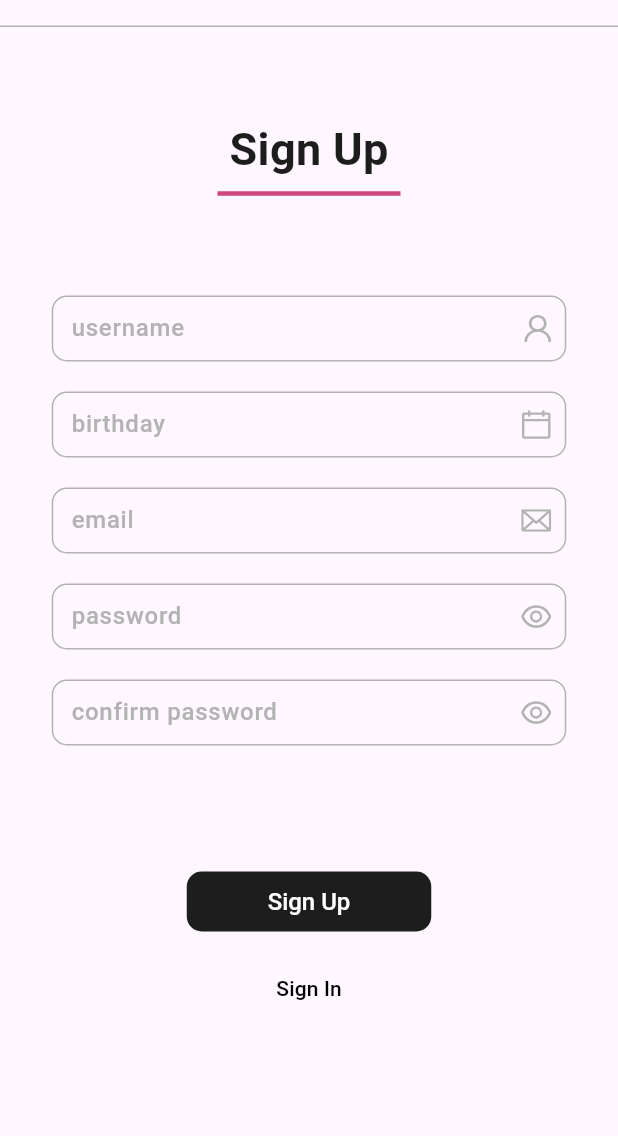
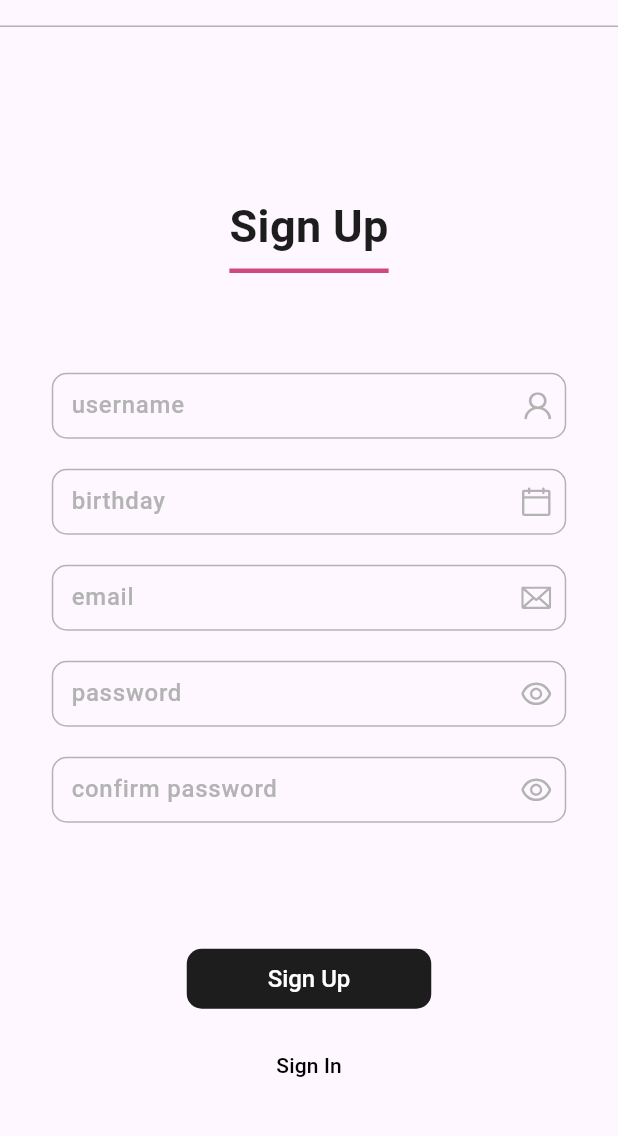
Before and after one commit to bekoe1/Gallery_WA, a Flutter app: the screen it shows after launch, after a tap on "Create an account", on a phone screen of 412 x 824 dp, the part 57-1193 px from its top. Run offline on Flutter 3.47's test engine with Material 3 defaults, Android fonts, the phone set to English and light mode, and no system bars; our stand-ins replace auto_route, dio, flutter_bloc, flutter_secure_storage, flutter_svg, freezed_annotation and 2 more; generated files the repository leaves out were written again.

Commit message:
#51928 | 3. Реализация флоу Авторизация(routing errors fixed)

```diff
--- a/lib/features/onboarding_feature/screens/initial/auth_initial_screen.dart
+++ b/lib/features/onboarding_feature/screens/initial/auth_initial_screen.dart
@@ -8,6 +8,7 @@ class AuthInitialScreen extends StatelessWidget {
   Widget build(BuildContext context) {
     return Scaffold(
       body: Column(
+        crossAxisAlignment: CrossAxisAlignment.center,
         children: [
           const SizedBox(height: 170),
           Center(
@@ -18,9 +19,11 @@ class AuthInitialScreen extends StatelessWidget {
             ),
           ),
           const SizedBox(height: 36),
-          Text(
-            context.localization.welcomeText,
-            style: AppTextStyles.h1,
+          Center(
+            child: Text(
+              context.localization.welcomeText,
+              style: AppTextStyles.h1,
+            ),
           ),
           const SizedBox(height: 80),
           SizedBox(
--- a/lib/features/sign_in_feature/screens/sign_in_screen.dart
+++ b/lib/features/sign_in_feature/screens/sign_in_screen.dart
@@ -49,7 +49,9 @@ class _SignInScreenState extends State<SignInScreen> {
       },
       builder: (context, state) {
         return Scaffold(
-          appBar: const AuthAppBar(),
+          appBar: const AuthAppBar(
+            pageToPop: AuthInitialRoute(),
+          ),
           body: SingleChildScrollView(
             keyboardDismissBehavior: ScrollViewKeyboardDismissBehavior.onDrag,
             child: Column(
@@ -103,8 +105,10 @@ class _SignInScreenState extends State<SignInScreen> {
                 ),
                 Padding(
                   padding: const EdgeInsets.only(top: 40),
-                  child: SizedBox(
-                    width: 163,
+                  child: Container(
+                    constraints: const BoxConstraints(
+                      minWidth: 163,
+                    ),
                     child: UiKitFilledButton(
                       isLoading: state.status.isLoading(),
                       text: context.localization.signIn,
@@ -119,8 +123,10 @@ class _SignInScreenState extends State<SignInScreen> {
                     ),
                   ),
                 ),
-                SizedBox(
-                  width: 163,
+                Container(
+                  constraints: const BoxConstraints(
+                    minWidth: 163,
+                  ),
                   child: UiKitTextButton(
                     isLoading: state.status.isLoading(),
                     text: context.localization.signUp,
--- a/lib/features/sign_up_feature/screens/sign_up_screen.dart
+++ b/lib/features/sign_up_feature/screens/sign_up_screen.dart
@@ -61,27 +61,25 @@ class _SignUpScreenState extends State<SignUpScreen> {
       },
       builder: (context, state) {
         return Scaffold(
-          appBar: const AuthAppBar(),
-          body: SingleChildScrollView(
+          appBar: const AuthAppBar(
+            pageToPop: AuthInitialRoute(),
+          ),
+          body: Center(
+            child: SingleChildScrollView(
               keyboardDismissBehavior: ScrollViewKeyboardDismissBehavior.onDrag,
               child: Column(
+                crossAxisAlignment: CrossAxisAlignment.center,
                 children: [
                   const SizedBox(
                     height: 60,
                   ),
-                Center(
-                  child: Text(
+                  DividerUnderText(
+                    text: Text(
                       context.localization.signUp,
                       style: AppTextStyles.h1.copyWith(
                         color: UiKitColors.black,
                       ),
                     ),
-                ),
-                const Divider(
-                  indent: 145,
-                  endIndent: 145,
-                  thickness: 3,
-                  color: UiKitColors.main,
                   ),
                   Padding(
                     padding: const EdgeInsets.only(top: 60),
@@ -179,8 +177,10 @@ class _SignUpScreenState extends State<SignUpScreen> {
                   ),
                   Padding(
                     padding: const EdgeInsets.only(top: 60),
-                  child: SizedBox(
-                    width: 163,
+                    child: Container(
+                      constraints: const BoxConstraints(
+                        minWidth: 163,
+                      ),
                       child: UiKitFilledButton(
                         isLoading: state.status.isLoading(),
                         text: context.localization.signUp,
@@ -200,8 +200,10 @@ class _SignUpScreenState extends State<SignUpScreen> {
                   ),
                   Padding(
                     padding: const EdgeInsets.only(top: 10),
-                  child: SizedBox(
-                    width: 163,
+                    child: Container(
+                      constraints: const BoxConstraints(
+                        minWidth: 163,
+                      ),
                       child: UiKitTextButton(
                         isLoading: state.status.isLoading(),
                         text: context.localization.signIn,
@@ -216,6 +218,7 @@ class _SignUpScreenState extends State<SignUpScreen> {
                 ],
               ),
             ),
+          ),
         );
       },
     );
--- a/lib/ui_kit/module/ui_kit_widgets_module.dart
+++ b/lib/ui_kit/module/ui_kit_widgets_module.dart
@@ -11,6 +11,7 @@ part '../ui_kit_add_button.dart';
 part '../ui_kit_app_bar.dart';
 part '../ui_kit_back_button.dart';
 part '../ui_kit_circle_indicator.dart';
+part '../ui_kit_divider_under_text.dart';
 part '../ui_kit_filled_button.dart';
 part '../ui_kit_loader.dart';
 part '../ui_kit_outlined_button.dart';
--- a/lib/ui_kit/ui_kit_auth_bar.dart
+++ b/lib/ui_kit/ui_kit_auth_bar.dart
@@ -3,8 +3,9 @@ part of '../features/sign_up_feature/sign_up_module.dart';
 class AuthAppBar extends StatelessWidget implements PreferredSizeWidget {
   const AuthAppBar({
     super.key,
+    required this.pageToPop,
   });
-
+  final PageRouteInfo pageToPop;
   @override
   Size get preferredSize => const Size.fromHeight(kToolbarHeight);
 
@@ -18,7 +19,7 @@ class AuthAppBar extends StatelessWidget implements PreferredSizeWidget {
       toolbarHeight: 50,
       leading: UiKitBackButton(
         onTap: () {
-          context.router.maybePop();
+          context.router.replaceAll([pageToPop]);
         },
       ),
       bottom: const PreferredSize(
--- /dev/null
+++ b/lib/ui_kit/ui_kit_divider_under_text.dart
@@ -0,0 +1,25 @@
+part of 'module/ui_kit_widgets_module.dart';
+
+class DividerUnderText extends StatelessWidget {
+  const DividerUnderText({
+    super.key,
+    required this.text,
+  });
+
+  final Text text;
+
+  @override
+  Widget build(BuildContext context) {
+    return IntrinsicWidth(
+      child: Column(
+        children: [
+          text,
+          const Divider(
+            thickness: 3,
+            color: UiKitColors.main,
+          ),
+        ],
+      ),
+    );
+  }
+}
--- a/lib/ui_kit/ui_kit_filled_button.dart
+++ b/lib/ui_kit/ui_kit_filled_button.dart
@@ -38,7 +38,10 @@ class UiKitFilledButton extends StatelessWidget {
           ? const UiKitCircleLoadingIndicator(
               color: Colors.white,
             )
-          : Text(text),
+          : Text(
+              text,
+              maxLines: 1,
+            ),
     );
   }
 }
```
Lines whose indentation alone changed are shown as unchanged.
